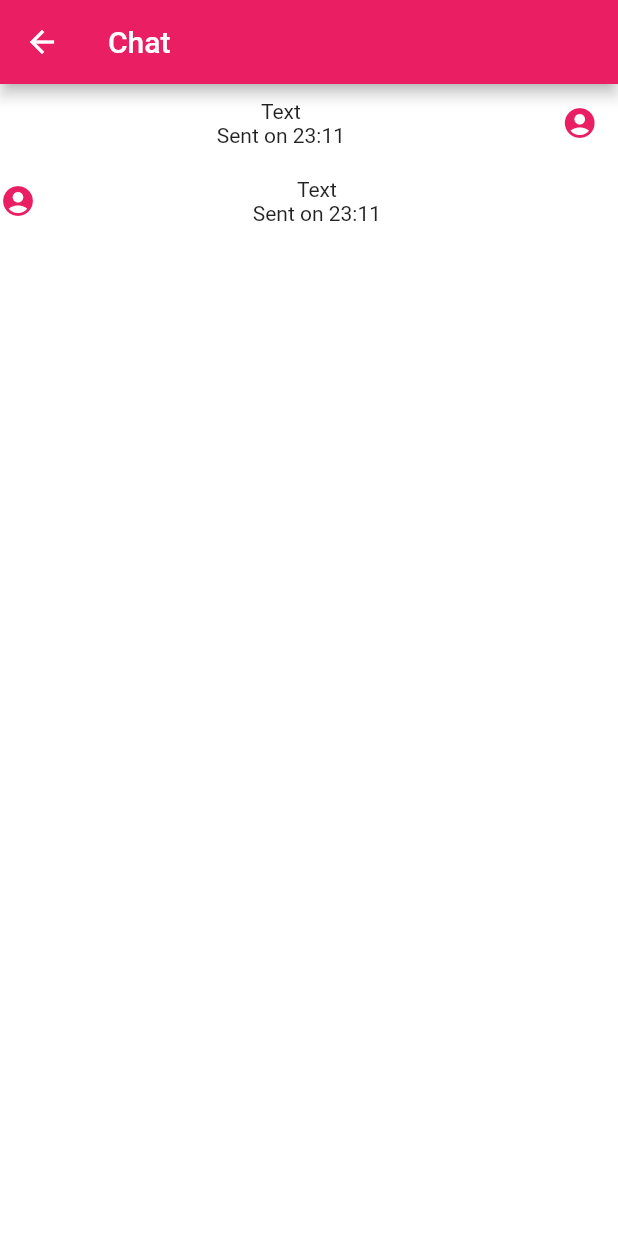
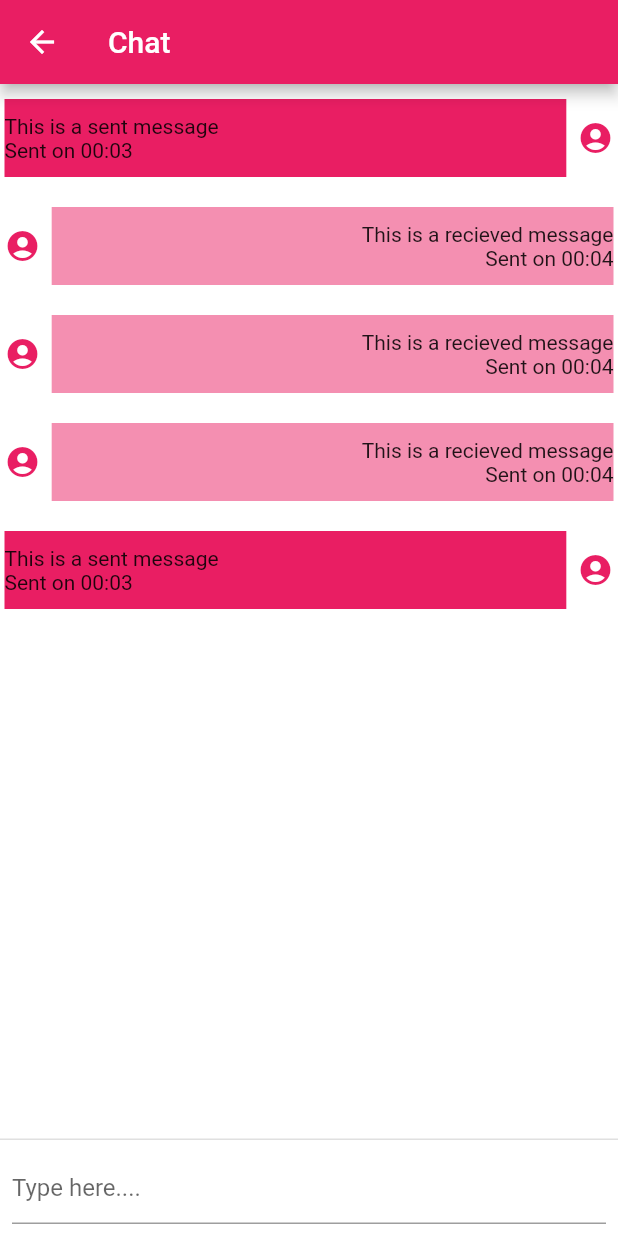
Before and after one commit to maxstain/MasBros, a Flutter app: the ChatPage screen opened directly, on a phone screen of 412 x 824 dp. Run offline on Flutter 3.47's test engine with Material 2 defaults, Android fonts, the phone set to English and light mode, and no system bars; our stand-ins replace cloud_firestore, firebase_auth, firebase_core, firebase_database, firebase_storage, flutter_local_notifications and 2 more; accounts and stored records are empty.

Commit message:
refactor: working on the chat

```diff
--- a/lib/ChatPage/ChatPage.dart
+++ b/lib/ChatPage/ChatPage.dart
@@ -1,4 +1,5 @@
 import 'package:flutter/material.dart';
+import 'package:flutter_local_notifications/flutter_local_notifications.dart';
 import 'package:masbros/ChatPage/components/Body.dart';
 
 class ChatPage extends StatefulWidget {
@@ -9,13 +10,70 @@ class ChatPage extends StatefulWidget {
 }
 
 class _ChatPageState extends State<ChatPage> {
+  final messages = [
+    {
+      "msg": "This is a sent message ",
+      "time": "00:03",
+      "sender": "Ryzerrector",
+    },
+    {
+      "msg": "This is a recieved message",
+      "time": "00:04",
+      "sender": "Sender",
+    },
+    {
+      "msg": "This is a recieved message",
+      "time": "00:04",
+      "sender": "Sender",
+    },
+    {
+      "msg": "This is a recieved message",
+      "time": "00:04",
+      "sender": "Sender",
+    },
+    {
+      "msg": "This is a sent message ",
+      "time": "00:03",
+      "sender": "Ryzerrector",
+    },
+  ];
+  final TextEditingController chatController = TextEditingController();
   @override
   Widget build(BuildContext context) {
     return Scaffold(
       appBar: AppBar(
         title: Text("Chat"),
       ),
-      body: Body(),
+      body: Body(msgs: messages),
+      persistentFooterButtons: [
+        TextFormField(
+          decoration: InputDecoration(
+            hintText: "Type here....",
+          ),
+          textInputAction: TextInputAction.send,
+          controller: chatController,
+          onFieldSubmitted: (value) {
+            setState(() {
+              messages.add({
+                "msg": chatController.value.text,
+                "time": TimeOfDay.now().format(context),
+                "sender": "Ryzerrector",
+              });
+              print(messages);
+              chatController.text = "";
+            });
+          },
+        ),
+        IconButton(
+          icon: Icon(
+            Icons.send,
+            color: Colors.pink,
+          ),
+          onPressed: () {
+            print("Sent");
+          },
+        ),
+      ],
     );
   }
 }
--- a/lib/ChatPage/components/Body.dart
+++ b/lib/ChatPage/components/Body.dart
@@ -1,17 +1,114 @@
 import 'package:flutter/material.dart';
 
 class Body extends StatefulWidget {
-  Body({Key? key}) : super(key: key);
+  List? msgs = [];
+  Body({Key? key, List? this.msgs}) : super(key: key);
 
   @override
   _BodyState createState() => _BodyState();
 }
 
 class _BodyState extends State<Body> {
+  final messages = [
+    {
+      "msg": "This is a sent message ",
+      "time": "00:03",
+      "sender": "Ryzerrector",
+    },
+    {
+      "msg": "This is a recieved message",
+      "time": "00:04",
+      "sender": "Sender",
+    },
+    {
+      "msg": "This is a recieved message",
+      "time": "00:04",
+      "sender": "Sender",
+    },
+    {
+      "msg": "This is a recieved message",
+      "time": "00:04",
+      "sender": "Sender",
+    },
+    {
+      "msg": "This is a sent message ",
+      "time": "00:03",
+      "sender": "Ryzerrector",
+    },
+  ];
+
   @override
   Widget build(BuildContext context) {
     return Container(
-      child: ListView(
+      child: ListView.builder(
+        itemCount: messages.length,
+        itemBuilder: (BuildContext context, i) {
+          if (messages[i]["sender"] == "Ryzerrector") {
+            return Container(
+              padding: EdgeInsets.symmetric(
+                horizontal: 3.0,
+                vertical: 10.0,
+              ),
+              child: Row(
+                mainAxisAlignment: MainAxisAlignment.spaceBetween,
+                children: [
+                  Container(
+                    color: Colors.pink,
+                    padding: EdgeInsets.symmetric(vertical: 10.0),
+                    width: MediaQuery.of(context).size.width / 1.1,
+                    child: Column(
+                      mainAxisAlignment: MainAxisAlignment.center,
+                      crossAxisAlignment: CrossAxisAlignment.start,
+                      children: [
+                        Text(messages[i]["msg"].toString()),
+                        Text("Sent on ${messages[i]["time"].toString()}"),
+                      ],
+                    ),
+                  ),
+                  Container(
+                    child: Icon(
+                      Icons.account_circle,
+                      color: Colors.pink,
+                    ),
+                  ),
+                ],
+              ),
+            );
+          } else {
+            return Container(
+              padding: EdgeInsets.symmetric(
+                horizontal: 3.0,
+                vertical: 10.0,
+              ),
+              child: Row(
+                mainAxisAlignment: MainAxisAlignment.spaceBetween,
+                children: [
+                  Container(
+                    child: Icon(
+                      Icons.account_circle,
+                      color: Colors.pink,
+                    ),
+                  ),
+                  Container(
+                    color: Colors.pink[200],
+                    padding: EdgeInsets.symmetric(vertical: 10.0),
+                    width: MediaQuery.of(context).size.width / 1.1,
+                    child: Column(
+                      mainAxisAlignment: MainAxisAlignment.center,
+                      crossAxisAlignment: CrossAxisAlignment.end,
+                      children: [
+                        Text(messages[i]["msg"].toString()),
+                        Text("Sent on ${messages[i]["time"].toString()}"),
+                      ],
+                    ),
+                  ),
+                ],
+              ),
+            );
+          }
+        },
+      ),
+      /* ListView(
         children: [
           Container(
             child: Row(
@@ -20,6 +117,8 @@ class _BodyState extends State<Body> {
                   padding: EdgeInsets.symmetric(vertical: 10.0),
                   width: MediaQuery.of(context).size.width / 1.1,
                   child: Column(
+                    mainAxisAlignment: MainAxisAlignment.start,
+                    crossAxisAlignment: CrossAxisAlignment.start,
                     children: [
                       Text("Text"),
                       Text("Sent on 23:11"),
@@ -48,6 +147,7 @@ class _BodyState extends State<Body> {
                 Container(
                   width: MediaQuery.of(context).size.width / 1.1,
                   child: Column(
+                    crossAxisAlignment: CrossAxisAlignment.end,
                     children: [
                       Text("Text"),
                       Text("Sent on 23:11"),
@@ -58,7 +158,7 @@ class _BodyState extends State<Body> {
             ),
           ),
         ],
-      ),
+      ), */
     );
   }
 }
```
